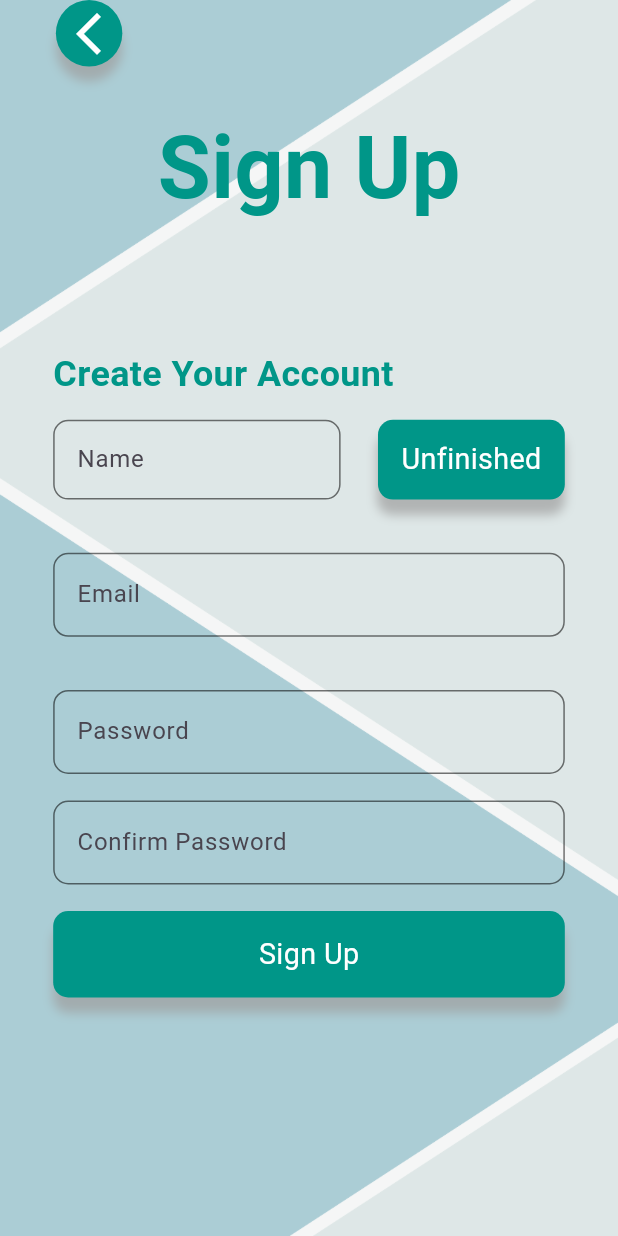
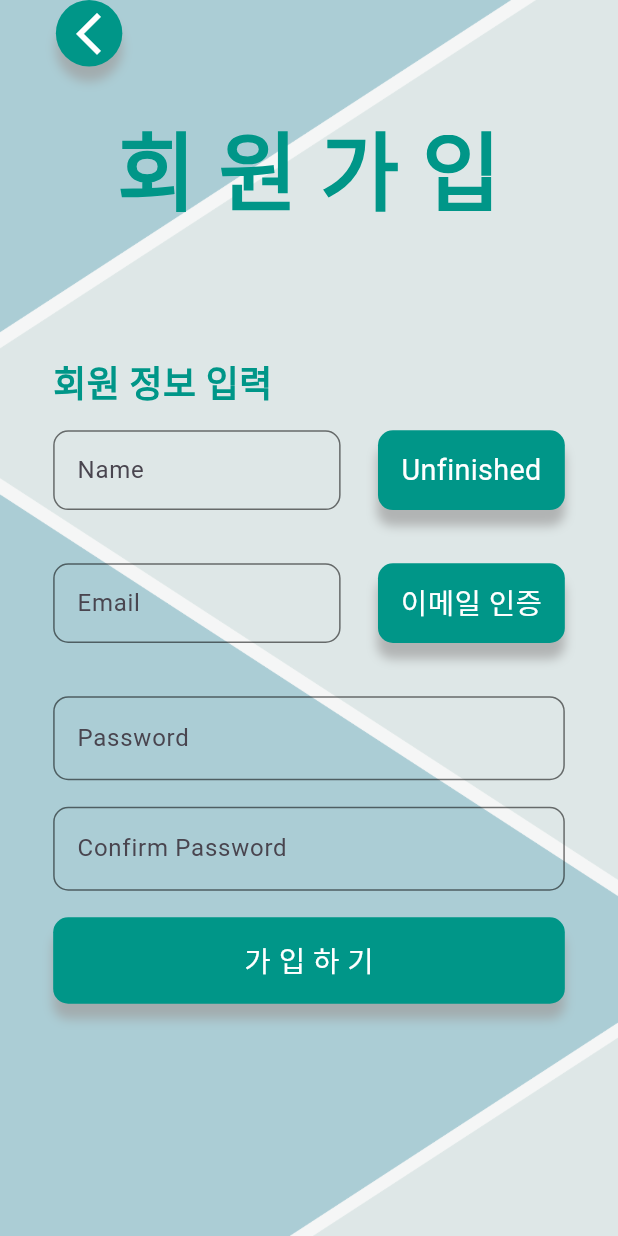
Before and after one commit to Pushedsu/PetCare-App, a Flutter app: the SignUpPage screen opened by its route, on a phone screen of 412 x 824 dp. Run offline on Flutter 3.47's test engine with Material 3 defaults, Android fonts, the phone set to English and light mode, and no system bars; our stand-ins replace flutter_screenutil, flutter_secure_storage, image_picker, jwt_decoder, shared_preferences, table_calendar; accounts and stored records are empty.

Commit message:
이메일 인증 UI 구현

```diff
--- a/lib/pages/User/signup_page.dart
+++ b/lib/pages/User/signup_page.dart
@@ -16,17 +16,19 @@ class SignUpPage extends StatefulWidget {
 
 class _SignUpPageState extends State<SignUpPage> {
   TextEditingController nameController = TextEditingController();
-  TextEditingController idController = TextEditingController();
+  TextEditingController emailController = TextEditingController();
   TextEditingController passwordController = TextEditingController();
   TextEditingController confirmPasswordController = TextEditingController();
+  TextEditingController emailConfirmController = TextEditingController();
 
   String inputName = '';
   String nameButtonText = 'Unfinished';
+  String emailConfirm = '이메일 인증';
 
   @override
   void dispose() {
     nameController.clear();
-    idController.clear();
+    emailController.clear();
     passwordController.clear();
     confirmPasswordController.clear();
     // TODO: implement dispose
@@ -88,7 +90,7 @@ class _SignUpPageState extends State<SignUpPage> {
                       ),
                       Container(
                         child: Text(
-                          'Sign Up',
+                          '회 원 가 입',
                           style: TextStyle(
                             color: Colors.teal,
                             fontWeight: FontWeight.bold,
@@ -103,7 +105,7 @@ class _SignUpPageState extends State<SignUpPage> {
                         margin: EdgeInsets.only(left: 37.w, right: 37.w), //바깥쪽 여백
                         alignment: Alignment.centerLeft,
                         child: Text(
-                          'Create Your Account',
+                          '회원 정보 입력',
                           style: TextStyle(
                             color: Colors.teal,
                             fontWeight: FontWeight.bold,
@@ -194,10 +196,90 @@ class _SignUpPageState extends State<SignUpPage> {
                       //email 필드
                       Container(
                         margin: EdgeInsets.only(left: 37.w, right: 37.w), //바깥쪽 여백
-                        child: CustomTextField(
-                          controller: idController,
-                          text: 'Email',
-                          hintText: '아이디 입력',
+                        child: Row(
+                          mainAxisAlignment: MainAxisAlignment.spaceBetween,
+                          children: [
+                            Container(
+                              width: 200.w,
+                              height: 60.h,
+                              child: CustomTextField(
+                                controller: emailController,
+                                text: 'Email',
+                                hintText: 'Email 입력',
+                              ),
+                            ),
+                            GestureDetector(
+                              onTap: () {
+                                if (emailController.text.length < 6 ||
+                                    !appConstants.emailRegExp.hasMatch(emailController.text)) {
+                                  showDialog(
+                                      context: context,
+                                      builder: (BuildContext context) => AlertDialog(
+                                        shape: RoundedRectangleBorder(
+                                          borderRadius: BorderRadius.circular(10.0),
+                                        ),
+                                        title: Text('Email Error'),
+                                        content:
+                                        Text('영문자로 시작하고 숫자를 포함하여 총 6~20자 입력하시오'),
+                                        actions: <Widget>[
+                                          TextButton(
+                                              onPressed: () => Navigator.pop(context),
+                                              child: Text('Ok')),
+                                        ],
+                                      ));
+                                  emailController.clear();
+                                } else {
+                                  showDialog(
+                                      context: context,
+                                      builder: (BuildContext context) => AlertDialog(
+                                        shape: RoundedRectangleBorder(
+                                          borderRadius: BorderRadius.circular(10.0),
+                                        ),
+                                        title: Text('인증번호 입력'),
+                                        content: CustomTextField(
+                                          controller: emailConfirmController,
+                                          text: '인증번호',
+                                          hintText: '인증번호 입력',
+                                        ),
+                                        actions: <Widget>[
+                                          TextButton(
+                                              onPressed: () => {
+                                                Navigator.pop(context),
+                                              },
+                                              child: Text('Ok')),
+                                        ],
+                                      ));
+                                  emailConfirmController.clear();
+                                }
+                              },
+                              child: Container(
+                                width: 130.w,
+                                height: 60.h,
+                                decoration: BoxDecoration(
+                                    boxShadow: [
+                                      BoxShadow(
+                                        color: Colors.grey.withOpacity(0.7),
+                                        spreadRadius: 0,
+                                        blurRadius: 5.0,
+                                        offset: Offset(0, 10), // changes position of shadow
+                                      ),
+                                    ],
+                                    color: Colors.teal,
+                                    borderRadius:
+                                    BorderRadius.all(Radius.circular(10))),
+                                child: Center(
+                                  child: Text(
+                                    emailConfirm,
+                                    style: TextStyle(
+                                      color: Colors.white,
+                                      fontSize: 20.sp,
+                                      fontWeight: FontWeight.w400,
+                                    ),
+                                  ),
+                                ),
+                              ),
+                            ),
+                          ],
                         ),
                       ),
                       SizedBox(height: 40.h,),
@@ -225,11 +307,11 @@ class _SignUpPageState extends State<SignUpPage> {
                         ),
                       ),
                       SizedBox(height: 20.h,),
-                      //sign up 버튼
+                      //가입하기 버튼
                       GestureDetector(
                         onTap: () async {
-                          if (idController.text.length < 6 ||
-                              !appConstants.emailRegExp.hasMatch(idController.text)) {
+                          if (emailController.text.length < 6 ||
+                              !appConstants.emailRegExp.hasMatch(emailController.text)) {
                             showDialog(
                                 context: context,
                                 builder: (BuildContext context) => AlertDialog(
@@ -245,7 +327,7 @@ class _SignUpPageState extends State<SignUpPage> {
                                         child: Text('Ok')),
                                   ],
                                 ));
-                            idController.clear();
+                            emailController.clear();
                           } else if (passwordController.text.length < 8 ||
                               !appConstants.passwordRegExp
                                   .hasMatch(passwordController.text)) {
@@ -284,7 +366,7 @@ class _SignUpPageState extends State<SignUpPage> {
                             passwordController.clear();
                             confirmPasswordController.clear();
                           } else {
-                            var user = UserAccountModel(idController.text, nameController.text, passwordController.text).toJson();
+                            var user = UserAccountModel(emailController.text, nameController.text, passwordController.text).toJson();
                             var response = await Post().signUp(user);
                             if(response.statusCode == 201 ) {
                               ResIsBoolSuccessModel res = ResIsBoolSuccessModel.fromJson(jsonDecode(response.body));
@@ -307,7 +389,7 @@ class _SignUpPageState extends State<SignUpPage> {
                                     ],
                                   )
                               );
-                              idController.clear();
+                              emailController.clear();
                               nameController.clear();
                               passwordController.clear();
                               confirmPasswordController.clear();
@@ -334,7 +416,7 @@ class _SignUpPageState extends State<SignUpPage> {
                             ),
                             child: Center(
                               child: Text(
-                                'Sign Up',
+                                '가 입 하 기',
                                 style: TextStyle(
                                   color: Colors.white,
                                   fontSize: 20.sp,
```
